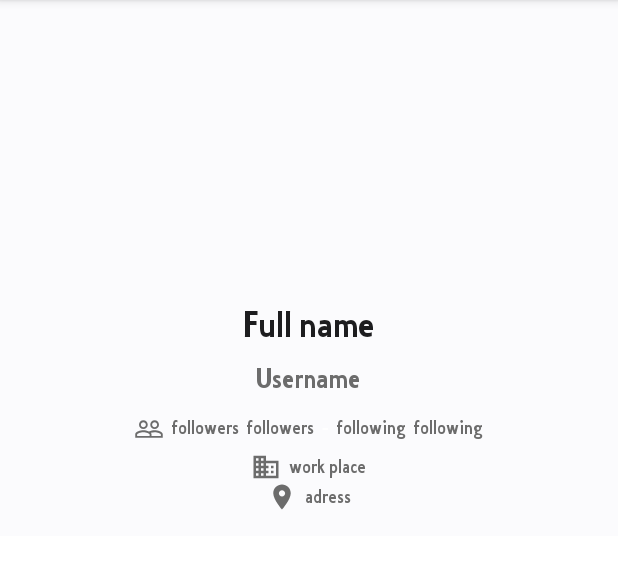
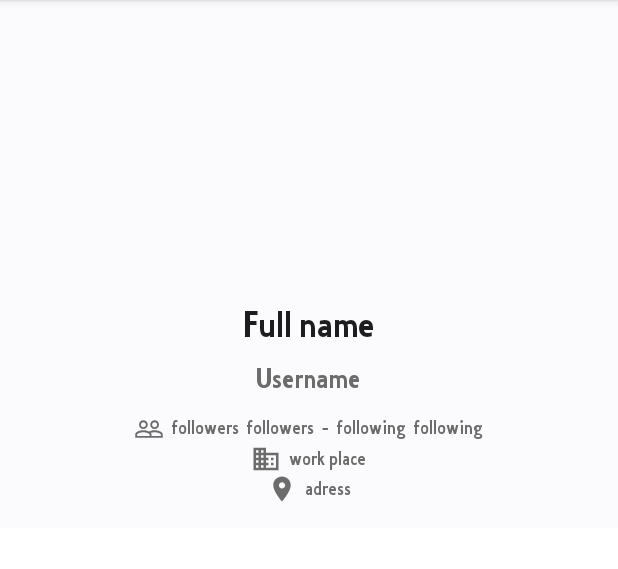
Before and after one commit to mavinii/GithubRepoApp, an Android app: the ApiOrgs screen opened directly, with no data from a screen before it, on a phone screen of 412 x 824 dp, the part 84-653 px from its top. Run offline under Robolectric (Android 15) with nearby library versions, the phone set to English and light mode, and no system bars; our stand-ins replace Picasso; pictures from the network do not load.

Commit message:
Card re-designed;

```diff
--- a/app/src/main/java/com/josue/githubrepoapp/MainActivity.kt
+++ b/app/src/main/java/com/josue/githubrepoapp/MainActivity.kt
@@ -9,6 +9,8 @@ import kotlinx.android.synthetic.main.activity_main.*
 
 
 // APP IS USING GITHUB API
+// 22931 - Marcos Oliveira
+
 class MainActivity : AppCompatActivity() {
     override fun onCreate(savedInstanceState: Bundle?) {
         super.onCreate(savedInstanceState)
@@ -16,7 +18,6 @@ class MainActivity : AppCompatActivity() {
 
 
     }//finish fun onCreate
-
 
     fun onRadioButtonClicked(view: View) {
         val userInput = userSearch.text.toString()
--- a/app/src/main/res/layout/github_user_template.xml
+++ b/app/src/main/res/layout/github_user_template.xml
@@ -58,9 +58,7 @@
         android:layout_height="wrap_content"
         android:orientation="horizontal"
         android:layout_gravity="center"
-        android:paddingTop="10dp"
-        android:paddingBottom="5dp"
-        >
+        android:paddingTop="10dp">
 
         <ImageView
             android:id="@+id/followersIcon"
@@ -95,7 +93,7 @@
             android:layout_height="wrap_content"
             android:layout_marginEnd="5dp"
             android:text="-"
-            android:textColor="@color/white"
+            android:textColor="@color/card_sub_title"
             android:fontFamily="@font/githubfont"/>
 
         <TextView
```
